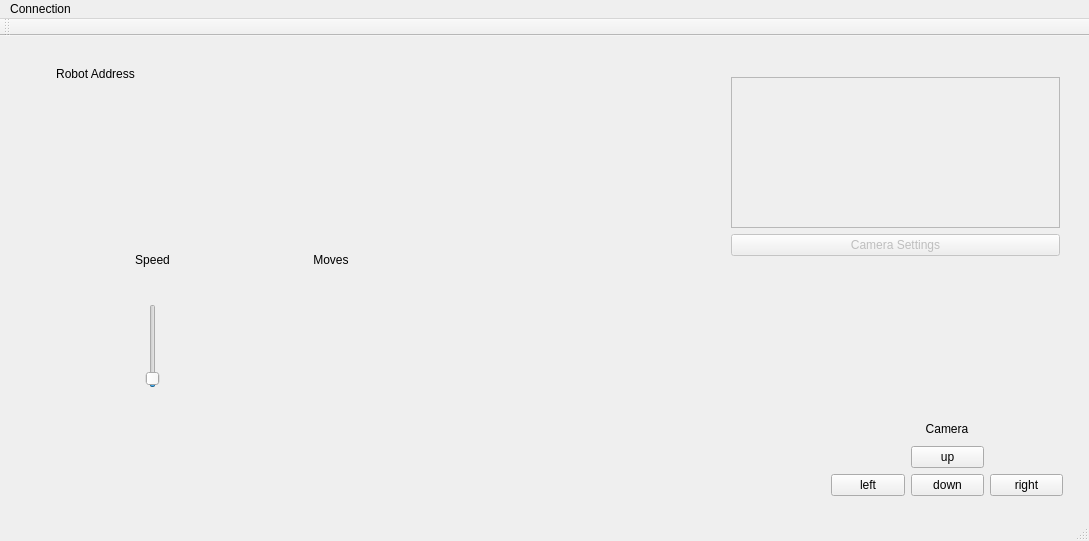
Before: the Qt Designer form sources/mainwindow.ui in axellebot/IG3A-WifiBot, drawn with Qt 5.
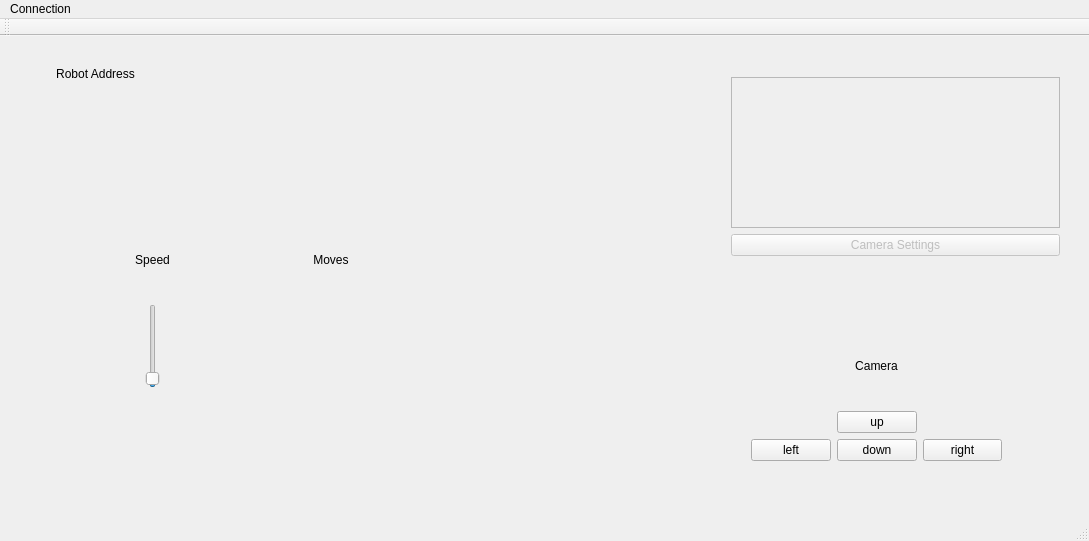
After: the same form once the commit is applied. Icons and pictures are not drawn.

The edit to the form file:
```diff
--- a/sources/mainwindow.ui
+++ b/sources/mainwindow.ui
@@ -35,10 +35,10 @@
    <widget class="QWidget" name="gridLayoutWidget_2">
     <property name="geometry">
      <rect>
-      <x>820</x>
-      <y>370</y>
-      <width>254</width>
-      <height>101</height>
+      <x>740</x>
+      <y>280</y>
+      <width>273</width>
+      <height>156</height>
      </rect>
     </property>
     <layout class="QGridLayout" name="gridLayout_2">
```
Left out of the diff: 23 changed lines with no effect on the pictures.
